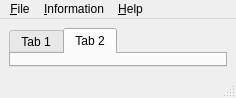
Before: the Qt Designer form adapt/gui/ui/iintMain.ui in syncope/adapt, drawn with Qt 5.
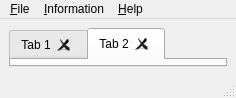
After: the same form once the commit is applied.

Commit message: + made tabs in image view closeable ++ made reset() function more complete by removing all view tabs and hiding it

```diff
--- a/adapt/gui/ui/iintMain.ui
+++ b/adapt/gui/ui/iintMain.ui
@@ -44,7 +44,7 @@
        <bool>false</bool>
       </property>
       <property name="tabsClosable">
-       <bool>false</bool>
+       <bool>true</bool>
       </property>
       <property name="movable">
        <bool>true</bool>
```
The commit also changes 1 other file.
